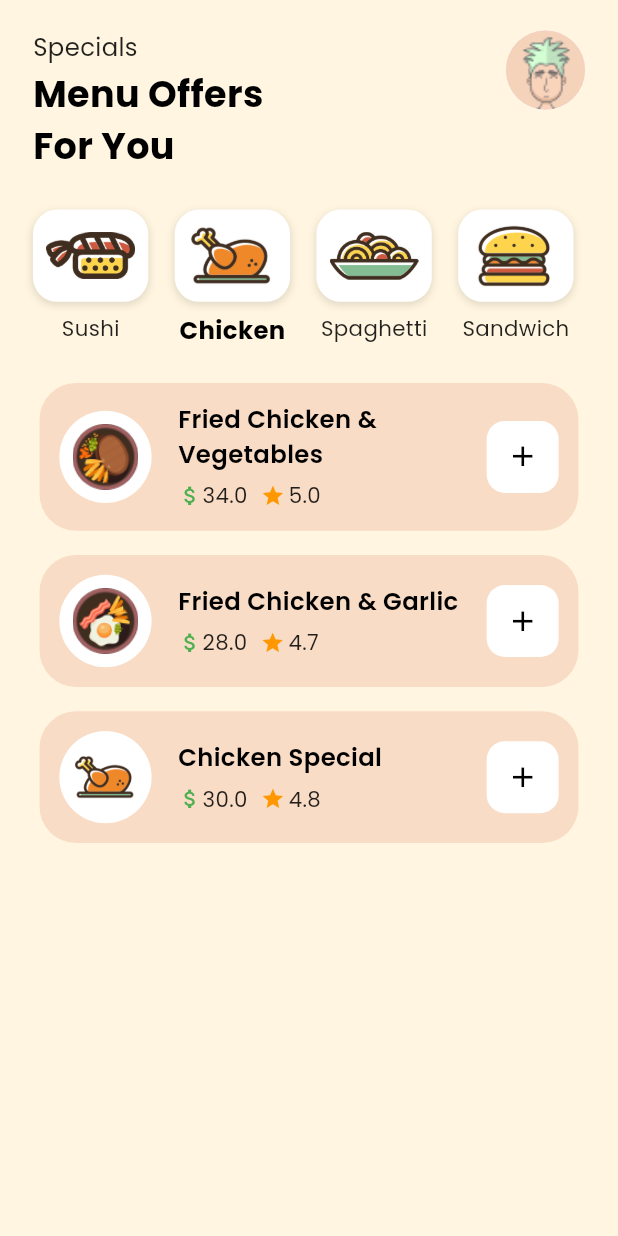
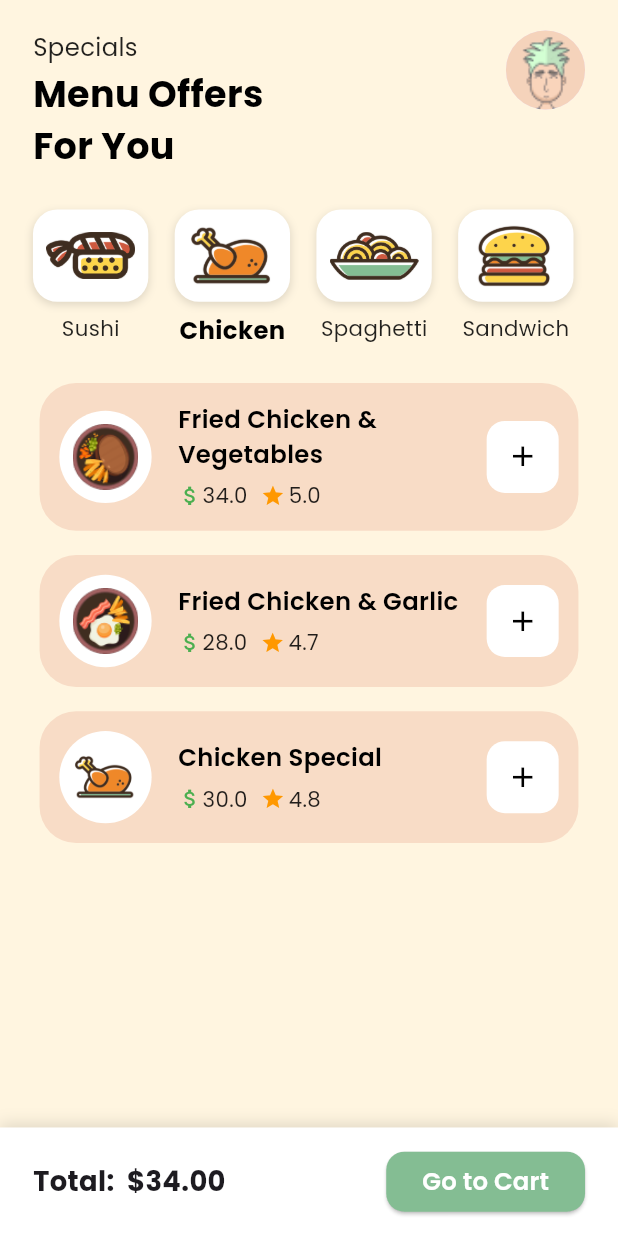
Before and after one commit to kareemtoson12/Basic-Restaurant-Mobile-App, a Flutter app: the HomeScreen screen opened by its route, after a tap on the "add" icon, on a phone screen of 412 x 824 dp. Run offline on Flutter 3.47's test engine with Material 3 defaults, Android fonts, the phone set to English and light mode, and no system bars; our stand-ins replace animate_do, dots_indicator, flutter_screenutil, google_fonts.

Commit message:
task ui done

```diff
--- a/lib/presentation/home/home_view.dart
+++ b/lib/presentation/home/home_view.dart
@@ -2,8 +2,10 @@ import 'package:flutter/material.dart';
 import 'package:task/app/constants/app_colors.dart';
 import 'package:task/app/constants/app_typography.dart';
 import 'package:flutter_screenutil/flutter_screenutil.dart';
+import 'package:task/presentation/home/widgets/food_item.dart';
 import 'widgets/menu_item.dart';
 import 'widgets/food_card.dart';
+import 'package:task/presentation/cart/cart_view.dart';
 
 class HomeScreen extends StatefulWidget {
   const HomeScreen({super.key});
@@ -64,6 +66,31 @@ class _HomeScreenState extends State<HomeScreen> {
       FoodItem('Veggie Sandwich', 'assets/images/food-image-8.png', 16.0, 4.1),
     ],
   };
+
+  final List<FoodItem> cart = [];
+
+  double get totalPrice => cart.fold(0, (sum, item) => sum + item.price);
+
+  void addToCart(FoodItem item) {
+    setState(() {
+      cart.add(item);
+    });
+  }
+
+  void openCart() async {
+    final updatedCart = await Navigator.push(
+      context,
+      MaterialPageRoute(builder: (_) => CartView(cart: cart)),
+    );
+
+    if (updatedCart != null) {
+      setState(() {
+        cart
+          ..clear()
+          ..addAll(updatedCart);
+      });
+    }
+  }
 
   @override
   Widget build(BuildContext context) {
@@ -149,7 +176,7 @@ class _HomeScreenState extends State<HomeScreen> {
                   itemBuilder: (context, i) {
                     final item =
                         foodItemsByMenu[menuItems[selectedIndex].label]![i];
-                    return FoodCard(item: item);
+                    return FoodCard(item: item, onAdd: () => addToCart(item));
                   },
                 ),
               ),
@@ -157,6 +184,46 @@ class _HomeScreenState extends State<HomeScreen> {
           ),
         ),
       ),
+      bottomNavigationBar: cart.isNotEmpty
+          ? Container(
+              padding: EdgeInsets.symmetric(horizontal: 20.w, vertical: 12.h),
+              decoration: BoxDecoration(
+                color: Colors.white,
+                boxShadow: [
+                  BoxShadow(
+                    color: Colors.black12,
+                    blurRadius: 8,
+                    offset: Offset(0, -2),
+                  ),
+                ],
+              ),
+              child: Row(
+                children: [
+                  Expanded(
+                    child: Text(
+                      'Total:  \$${totalPrice.toStringAsFixed(2)}',
+                      style: AppTypography.kBold18,
+                    ),
+                  ),
+                  ElevatedButton(
+                    onPressed: openCart,
+                    style: ElevatedButton.styleFrom(
+                      backgroundColor: AppColors.kPrimary,
+                      shape: RoundedRectangleBorder(
+                        borderRadius: BorderRadius.circular(12.r),
+                      ),
+                    ),
+                    child: Text(
+                      'Go to Cart',
+                      style: AppTypography.kMedium16.copyWith(
+                        color: Colors.white,
+                      ),
+                    ),
+                  ),
+                ],
+              ),
+            )
+          : null,
     );
   }
 }
--- a/lib/presentation/home/widgets/food_card.dart
+++ b/lib/presentation/home/widgets/food_card.dart
@@ -1,18 +1,13 @@
 import 'package:flutter/material.dart';
 import 'package:task/app/constants/app_typography.dart';
 import 'package:flutter_screenutil/flutter_screenutil.dart';
-
-class FoodItem {
-  final String name;
-  final String image;
-  final double price;
-  final double rating;
-  const FoodItem(this.name, this.image, this.price, this.rating);
-}
+import 'package:task/presentation/home/widgets/food_item.dart';
 
 class FoodCard extends StatelessWidget {
   final FoodItem item;
-  const FoodCard({required this.item, Key? key}) : super(key: key);
+  final VoidCallback onAdd;
+  const FoodCard({required this.item, required this.onAdd, Key? key})
+    : super(key: key);
 
   @override
   Widget build(BuildContext context) {
@@ -83,7 +78,7 @@ class FoodCard extends StatelessWidget {
             ),
             child: IconButton(
               icon: Icon(Icons.add, color: Colors.black, size: 22.sp),
-              onPressed: () {},
+              onPressed: onAdd,
             ),
           ),
         ],
--- /dev/null
+++ b/lib/presentation/home/widgets/food_item.dart
@@ -0,0 +1,20 @@
+class FoodItem {
+  final String name;
+  final String image;
+  final double price;
+  final double rating;
+  const FoodItem(this.name, this.image, this.price, this.rating);
+
+  @override
+  bool operator ==(Object other) =>
+      identical(this, other) ||
+      other is FoodItem &&
+          runtimeType == other.runtimeType &&
+          name == other.name &&
+          image == other.image &&
+          price == other.price &&
+          rating == other.rating;
+
+  @override
+  int get hashCode => name.hashCode ^ image.hashCode ^ price.hashCode ^ rating.hashCode;
+}
```
Also changed, not shown: lib/presentation/cart/cart_view.dart (added, +212 -0 lines).
